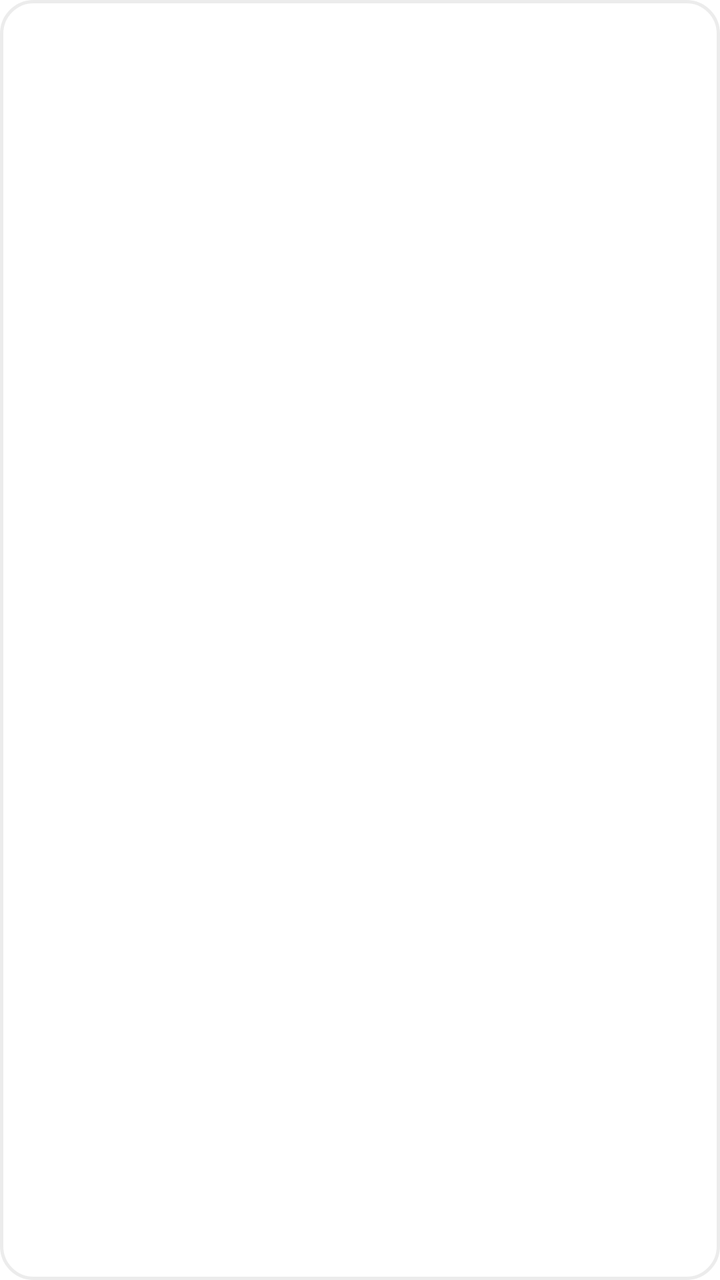
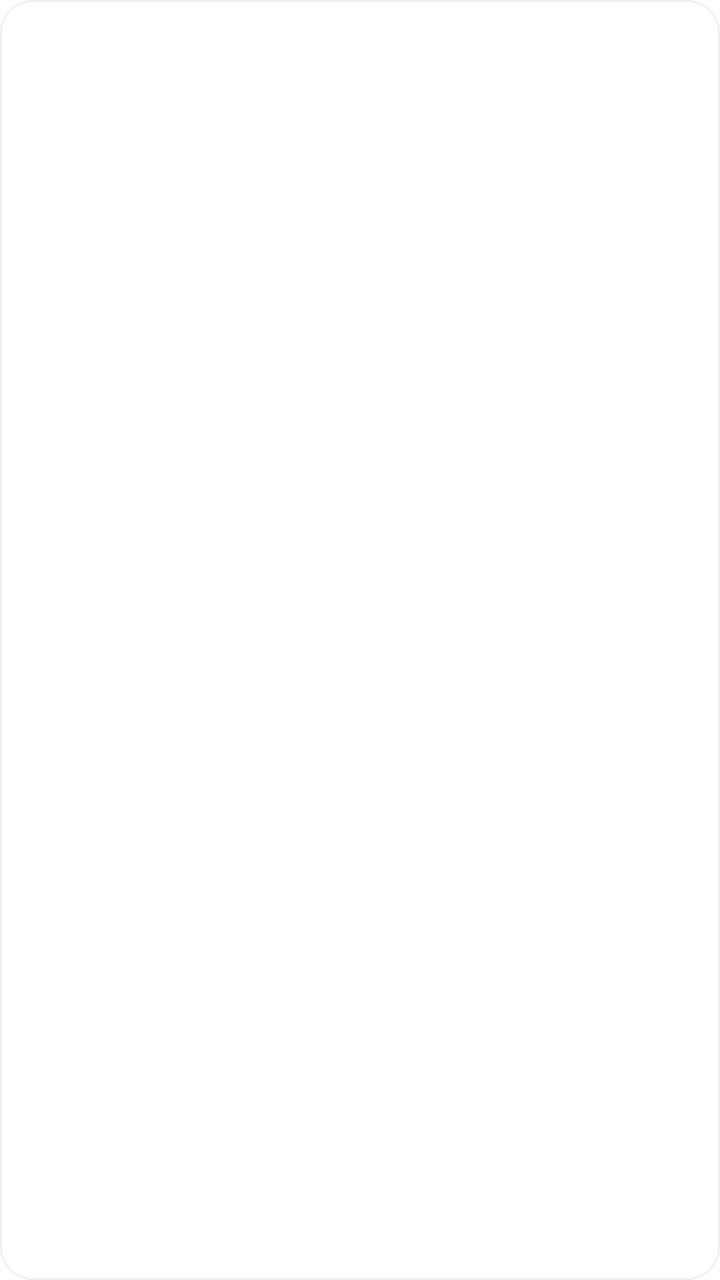

Compare the two renders of this Android layout. The source of the first and the diff that turns it into the second are given below.
<!-- AndroidManifest.xml: application theme Theme.PTManagerEmployee -->
<!-- res/layout/item_notice.xml -->
<?xml version="1.0" encoding="utf-8"?>
<LinearLayout xmlns:android="http://schemas.android.com/apk/res/android"
    android:layout_width="match_parent"
    android:layout_height="wrap_content"
    android:layout_marginTop="10dp"
    android:orientation="vertical"
    android:background="@drawable/bg_card"
    android:padding="12dp"
    android:foreground="?attr/selectableItemBackground">

    <TextView
        android:id="@+id/tv_title"
        android:layout_width="match_parent"
        android:layout_height="wrap_content"
        android:text=""
        android:textColor="@color/text_primary"
        android:textSize="14sp"
        android:textStyle="bold" />

    <TextView
        android:id="@+id/tv_content"
        android:layout_width="match_parent"
        android:layout_height="wrap_content"
        android:layout_marginTop="4dp"
        android:text=""
        android:textColor="@color/text_secondary"
        android:textSize="13sp"
        android:maxLines="2"
        android:ellipsize="end" />

    <TextView
        android:id="@+id/tv_meta"
        android:layout_width="wrap_content"
        android:layout_height="wrap_content"
        android:layout_marginTop="6dp"
        android:text=""
        android:textColor="@color/text_tertiary"
        android:textSize="11sp" />
</LinearLayout>
<!-- resources referenced by this layout -->
<resources>
  <color name="text_primary">#222222</color>
  <color name="text_secondary">#888888</color>
  <color name="text_tertiary">#999999</color>
  <!-- drawable bg_card (drawable) -->
  <?xml version="1.0" encoding="utf-8"?>
  <shape xmlns:android="http://schemas.android.com/apk/res/android" android:shape="rectangle">
      <solid android:color="@color/white" />
      <corners android:radius="16dp" />
      <stroke android:width="1.5dp" android:color="@color/border" />
  </shape>
  <style name="Theme.PTManagerEmployee" parent="Base.Theme.PTManagerEmployee" />
  <color name="white">#FFFFFFFF</color>
  <color name="border">#ECECEC</color>
  <style name="Base.Theme.PTManagerEmployee" parent="Theme.Material3.Light.NoActionBar">
          <item name="colorPrimary">@color/brand_blue</item>
          <item name="colorOnPrimary">@color/white</item>
          
          <item name="colorSecondaryContainer">@color/brand_blue_chip</item>
          <item name="colorOnSecondaryContainer">@color/brand_blue</item>
          <item name="colorSurface">@color/white</item>
          <item name="colorOnSurface">@color/text_primary</item>
          <item name="android:colorBackground">@color/white</item>
          <item name="android:statusBarColor">@color/white</item>
          <item name="android:navigationBarColor">@color/white</item>
          <item name="android:windowLightStatusBar">true</item>
          <item name="android:windowLightNavigationBar" tools:targetApi="o_mr1">true</item>
      </style>
  <color name="brand_blue">#3182F6</color>
  <color name="brand_blue_chip">#DBE7FF</color>
</resources>

<!-- the commit's change to res/layout/item_notice.xml (unified diff, before → after) -->
@@ -1,12 +1,14 @@
 <?xml version="1.0" encoding="utf-8"?>
 <LinearLayout xmlns:android="http://schemas.android.com/apk/res/android"
+    xmlns:tools="http://schemas.android.com/tools"
     android:layout_width="match_parent"
     android:layout_height="wrap_content"
     android:layout_marginTop="10dp"
+    android:background="@drawable/bg_home_news_card"
+    android:foreground="?attr/selectableItemBackground"
     android:orientation="vertical"
-    android:background="@drawable/bg_card"
-    android:padding="12dp"
-    android:foreground="?attr/selectableItemBackground">
+    android:padding="16dp"
+    tools:ignore="HardcodedText">
 
     <TextView
         android:id="@+id/tv_title"
@@ -14,7 +16,7 @@
         android:layout_height="wrap_content"
         android:text=""
         android:textColor="@color/text_primary"
-        android:textSize="14sp"
+        android:textSize="15sp"
         android:textStyle="bold" />
 
     <TextView
@@ -35,5 +37,5 @@
         android:layout_marginTop="6dp"
         android:text=""
         android:textColor="@color/text_tertiary"
-        android:textSize="11sp" />
+        android:textSize="12sp" />
 </LinearLayout>
<!-- resource entries referenced after the edit -->
@@ -3,16 +3,16 @@
   <color name="text_primary">#222222</color>
   <color name="text_secondary">#888888</color>
   <color name="text_tertiary">#999999</color>
-  <!-- drawable bg_card (drawable) -->
+  <!-- drawable bg_home_news_card (drawable) -->
   <?xml version="1.0" encoding="utf-8"?>
   <shape xmlns:android="http://schemas.android.com/apk/res/android" android:shape="rectangle">
       <solid android:color="@color/white" />
       <corners android:radius="16dp" />
-      <stroke android:width="1.5dp" android:color="@color/border" />
+      <stroke android:width="1dp" android:color="@color/border_light" />
   </shape>
   <style name="Theme.PTManagerEmployee" parent="Base.Theme.PTManagerEmployee" />
   <color name="white">#FFFFFFFF</color>
-  <color name="border">#ECECEC</color>
+  <color name="border_light">#F0F0F0</color>
   <style name="Base.Theme.PTManagerEmployee" parent="Theme.Material3.Light.NoActionBar">
           <item name="colorPrimary">@color/brand_blue</item>
           <item name="colorOnPrimary">@color/white</item>
